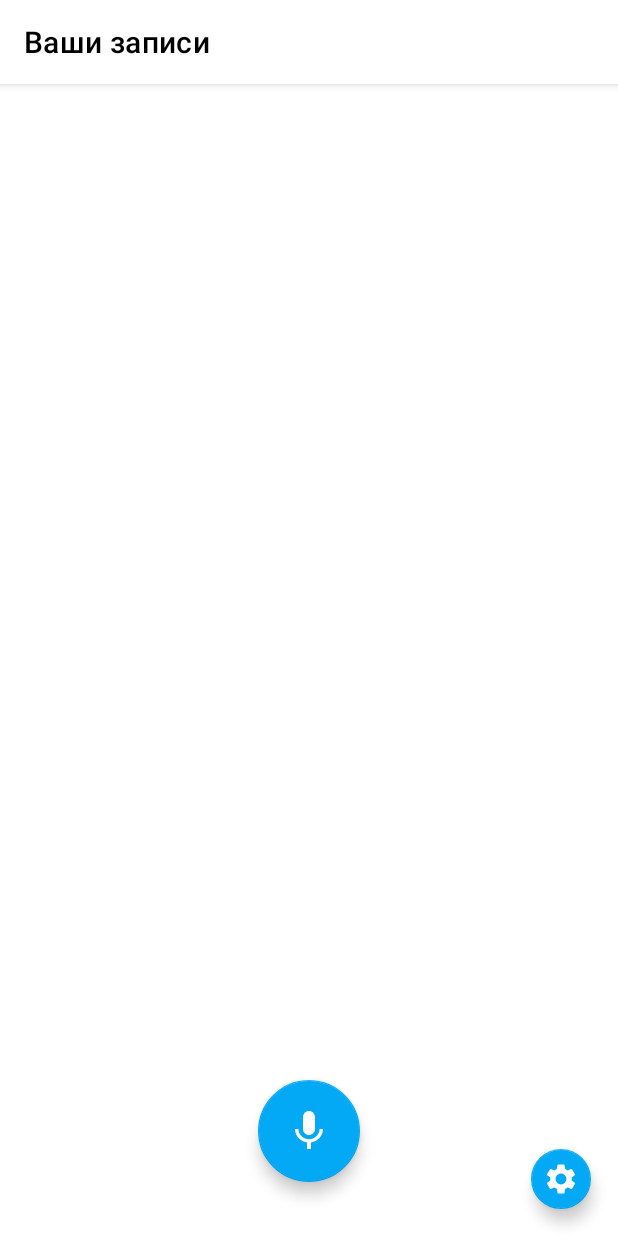
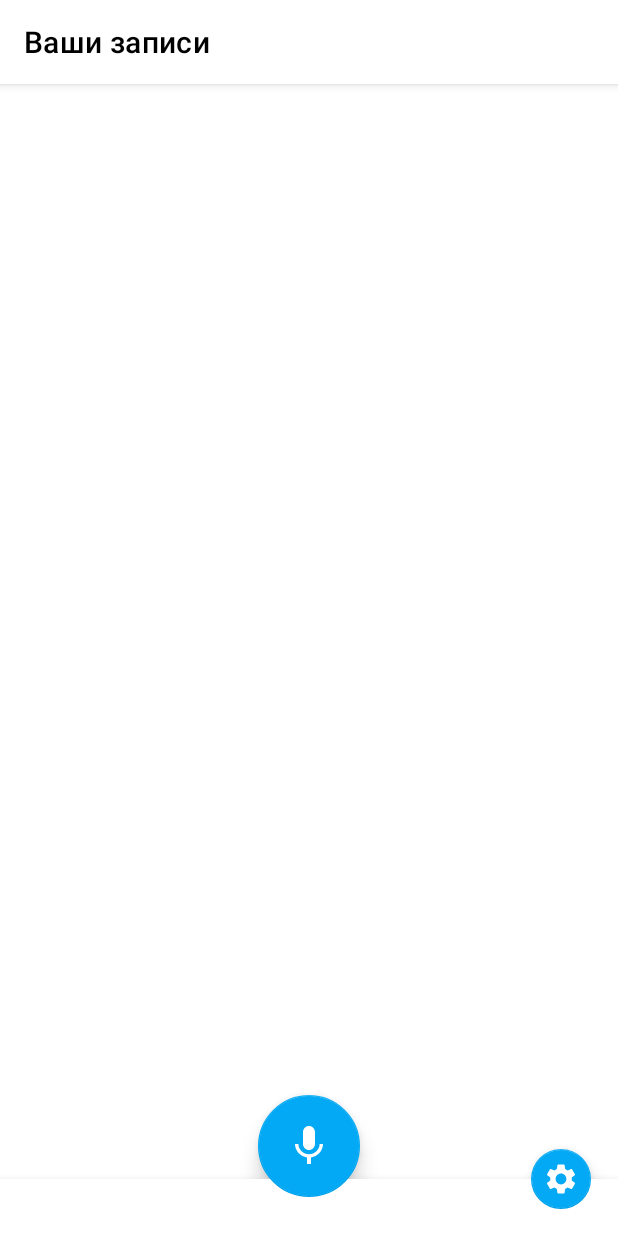
Before and after one commit to andreyhoco/Voice_Diary, an Android app: the RecordsFragment screen opened directly, with no data from a screen before it, on a phone screen of 412 x 824 dp. Run offline under Robolectric (Android 15) with nearby library versions, the phone set to English and light mode, and no system bars; libraries missing offline, so code that uses them is left out: com.vk.api.

Commit message:
Improve UI behavior

```diff
--- a/app/src/main/java/com/designdrivendevelopment/voicediary/RecordsAdapter.kt
+++ b/app/src/main/java/com/designdrivendevelopment/voicediary/RecordsAdapter.kt
@@ -12,10 +12,12 @@ class RecordsAdapter(
     private val context: Context
 ) : ListAdapter<Record, RecordsAdapter.ViewHolder>(RecordsDiffUtil()) {
     inner class ViewHolder(view: View) : RecyclerView.ViewHolder(view) {
-        val recordName = view.findViewById<TextView>(R.id.record_name)
+        private val recordName = view.findViewById<TextView>(R.id.record_name)
+        private val recordDate = view.findViewById<TextView>(R.id.record_date)
 
         fun bind(record: Record) {
             recordName.text = record.name
+            recordDate.text = record.creationDate
         }
     }
 
--- a/app/src/main/java/com/designdrivendevelopment/voicediary/RecordsFragment.kt
+++ b/app/src/main/java/com/designdrivendevelopment/voicediary/RecordsFragment.kt
@@ -93,7 +93,7 @@ class RecordsFragment : Fragment() {
         val marginItemDecoration = MarginItemDecoration(
             marginVertical = 10,
             marginHorizontal = 12,
-            marginBottom = getDisplayHeight(context) / DISPLAY_PARTS_NUMBER
+//            marginBottom = getDisplayHeight(context) / DISPLAY_PARTS_NUMBER
         )
         recordsList?.addItemDecoration(marginItemDecoration)
     }
@@ -168,7 +168,7 @@ class RecordsFragment : Fragment() {
             if (isRecording) recordService?.stopRecord()
             val recording = recordService?.isRecording ?: false
             viewModel.setRecordingStatus(recording)
-            viewModel.updateRecordsList()
+//            viewModel.updateRecordsList()
             showBottomSheet()
         }
 
@@ -207,7 +207,7 @@ class RecordsFragment : Fragment() {
             if (enteredName.isNotEmpty()) {
                 if (oldName.isNotEmpty()) viewModel.renameRecord(oldName, enteredName)
                 else viewModel.saveCurrRecordAs(enteredName)
-            }
+            } else viewModel.updateRecordsList()
         }
     }
 
--- a/app/src/main/java/com/designdrivendevelopment/voicediary/SaveRecordFileNameBottomSheet.kt
+++ b/app/src/main/java/com/designdrivendevelopment/voicediary/SaveRecordFileNameBottomSheet.kt
@@ -1,5 +1,6 @@
 package com.designdrivendevelopment.voicediary
 
+import android.content.DialogInterface
 import android.os.Bundle
 import android.view.LayoutInflater
 import android.view.View
@@ -31,6 +32,11 @@ class SaveRecordFileNameBottomSheet : BottomSheetDialogFragment() {
     override fun onDestroyView() {
         super.onDestroyView()
         clearViews()
+    }
+
+    override fun onDismiss(dialog: DialogInterface) {
+        super.onDismiss(dialog)
+        setFragmentResult(RESULT_ENTER_FILENAME_KEY, Bundle())
     }
 
     private fun setupListeners() {
--- a/app/src/main/res/layout/fragment_records.xml
+++ b/app/src/main/res/layout/fragment_records.xml
@@ -11,14 +11,24 @@
     <androidx.recyclerview.widget.RecyclerView
         android:id="@+id/records_list"
         android:layout_width="match_parent"
-        android:layout_height="match_parent" />
+        android:layout_height="match_parent"
+        android:paddingBottom="38dp"
+        />
+
+    <View
+        android:layout_width="match_parent"
+        android:layout_height="38dp"
+        android:layout_gravity="bottom"
+        android:background="?attr/colorOnPrimary"
+        android:elevation="8dp" />
 
     <com.google.android.material.floatingactionbutton.FloatingActionButton
         android:id="@+id/start_record_fab"
         android:layout_width="wrap_content"
         android:layout_height="wrap_content"
         android:layout_gravity="center_horizontal|bottom"
-        android:layout_marginBottom="36dp"
+        android:layout_marginBottom="26dp"
+        app:elevation="8dp"
         android:contentDescription="@string/description_mic_fab"
         android:scaleType="center"
         app:maxImageSize="32dp"
@@ -26,12 +36,14 @@
         app:tint="?attr/colorPrimaryVariant"
         app:srcCompat="@drawable/ic_mic"/>
 
+
     <com.google.android.material.floatingactionbutton.FloatingActionButton
         android:id="@+id/stop_record_fab"
         android:layout_width="wrap_content"
         android:layout_height="wrap_content"
         android:layout_gravity="center_horizontal|bottom"
-        android:layout_marginBottom="36dp"
+        android:layout_marginBottom="26dp"
+        app:elevation="8dp"
         android:visibility="gone"
         android:contentDescription="@string/description_stop_record_fab"
         android:scaleType="center"
@@ -46,9 +58,9 @@
         android:layout_height="wrap_content"
         android:layout_gravity="end|bottom"
         android:layout_margin="14dp"
+        app:elevation="8dp"
         android:contentDescription="@string/description_settings_fab"
         app:fabSize="mini"
         app:tint="?attr/colorPrimaryVariant"
         app:srcCompat="@drawable/ic_settings"/>
-
 </FrameLayout>
```
